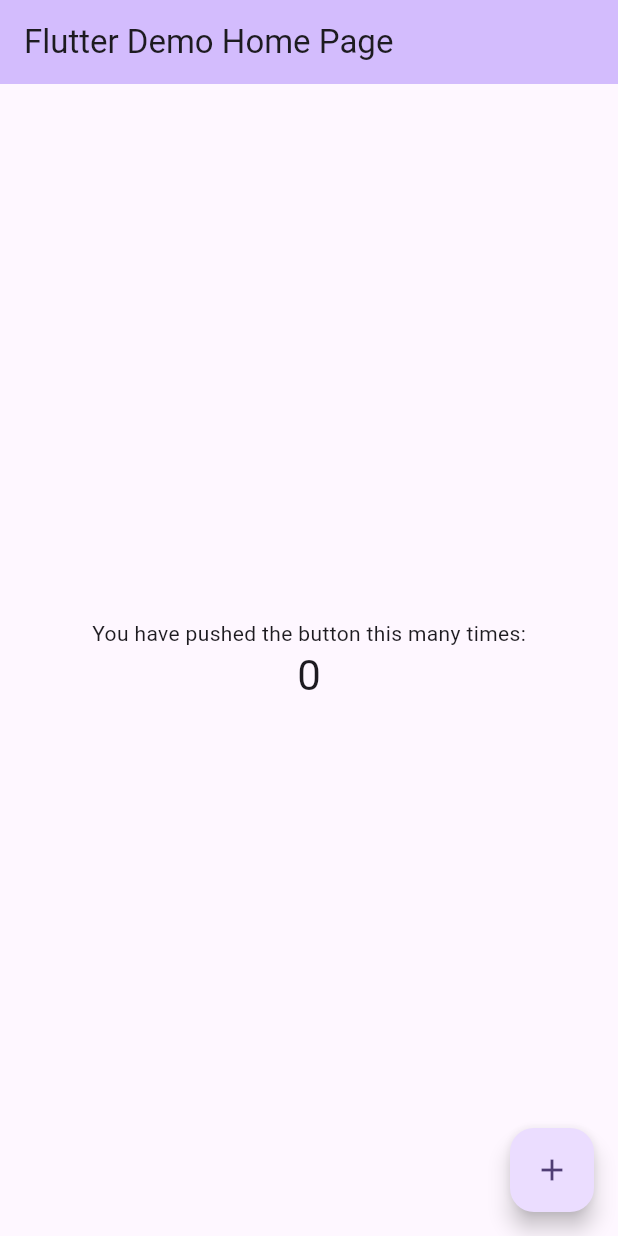
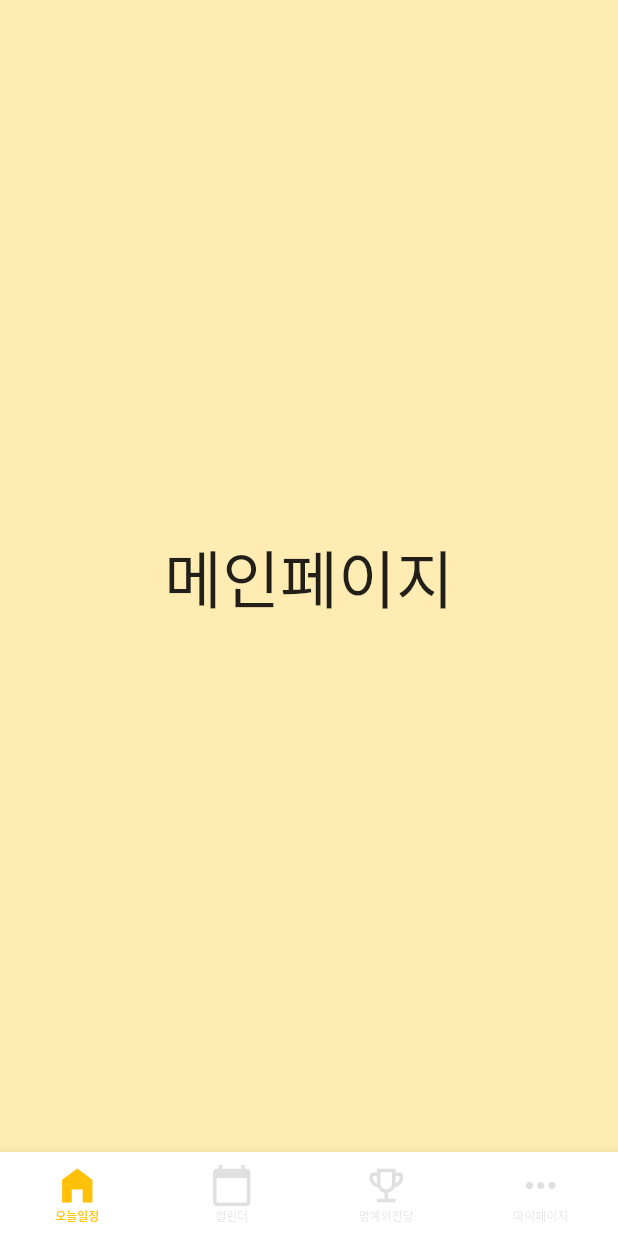
Before and after one commit to Dahagochi/Daha-gochi, a Flutter app: the screen it shows after launch, on a phone screen of 412 x 824 dp. Run offline on Flutter 3.47's test engine with Material 2 defaults, Android fonts, the light colour scheme and no system bars.

Commit message:
* pubspec.yaml에 asset 경로 추가 * main.dart에 BottomNavigationBar 및 아이템 추가 * 각 페이지 별 dart 파일과 class 생성 * 라우팅 기능 없이 onTap, setState로 이동 구현

```diff
--- /dev/null
+++ b/lib/calenderPage.dart
@@ -0,0 +1,13 @@
+import 'package:flutter/material.dart';
+
+class Calender extends StatelessWidget {
+  @override
+  Widget build(BuildContext context) {
+    return Scaffold(
+      backgroundColor: Colors.amber[100],
+      body: Center(
+        child: Text("캘린더", textScaleFactor: 3.0),
+      ),
+    );
+  }
+}
--- /dev/null
+++ b/lib/hallOfFame.dart
@@ -0,0 +1,13 @@
+import 'package:flutter/material.dart';
+
+class HallOfFame extends StatelessWidget {
+  @override
+  Widget build(BuildContext context) {
+    return Scaffold(
+      backgroundColor: Colors.amber[100],
+      body: Center(
+        child: Text("명예의 전당", textScaleFactor: 3.0),
+      ),
+    );
+  }
+}
--- a/lib/main.dart
+++ b/lib/main.dart
@@ -1,73 +1,66 @@
+import 'package:dahagochi/hallOfFame.dart';
+import 'package:dahagochi/mainPage.dart';
+import 'package:dahagochi/myPage.dart';
 import 'package:flutter/material.dart';
 
-void main() {
-  runApp(const MyApp());
+import 'calenderPage.dart';
+
+void main() => runApp(MyApp());
+
+class MyApp extends StatefulWidget {
+  @override
+  _MyAppState createState() => _MyAppState();
 }
 
-class MyApp extends StatelessWidget {
-  const MyApp({super.key});
+class _MyAppState extends State<MyApp> {
 
-  // This widget is the root of your application.
+  int _selectedIdx=0; // _는 private의 역할
+
   @override
   Widget build(BuildContext context) {
+    List<Widget> screens = [MainPage(),Calender(),HallOfFame(),MyPage()];
     return MaterialApp(
-      title: 'Flutter Demo',
-      theme: ThemeData(
-        colorScheme: ColorScheme.fromSeed(seedColor: Colors.deepPurple),
-        useMaterial3: true,
-      ),
-      home: const MyHomePage(title: 'Flutter Demo Home Page'),
+      home:Scaffold(
+        body:IndexedStack(
+          index: _selectedIdx,
+          children:screens,
+        ),
+        bottomNavigationBar: BottomNavigationBar(
+          type: BottomNavigationBarType.fixed, //눌러도 애니메이션 효과 없음
+          iconSize: 30,
+          selectedFontSize: 8,
+          unselectedFontSize: 8,
+          backgroundColor: Colors.white,
+          selectedItemColor: Colors.amber,
+          unselectedItemColor: Colors.black12,
+          showUnselectedLabels: true,
+          currentIndex: _selectedIdx,
+            onTap: (idx){ //네비게이션 바의 아이콘을 클릭했을 때
+              setState(() {
+                _selectedIdx=idx; //아이콘의 index를 받아와서 selectedIdx에 대입
+              });//그렇게되면 setState()가 state가 바뀜 전달 => 화면 다시 렌더링
+            },
+          items: const [
+            BottomNavigationBarItem(
+                icon: Icon(Icons.home_filled),
+                label: "오늘일정",
+            ),
+            BottomNavigationBarItem(
+              icon: Icon(Icons.calendar_today),
+              label: "캘린더",
+            ),
+            BottomNavigationBarItem(
+              icon: Icon(Icons.emoji_events_outlined),
+              label: "명예의전당",
+            ),
+            BottomNavigationBarItem(
+              icon: Icon(Icons.more_horiz),
+              label: "마이페이지",
+            )
+
+          ],
+        ),
+      )
     );
   }
 }
-
-class MyHomePage extends StatefulWidget {
-  const MyHomePage({super.key, required this.title});
-
-  final String title;
-
-  @override
-  State<MyHomePage> createState() => _MyHomePageState();
-}
-
-class _MyHomePageState extends State<MyHomePage> {
-  int _counter = 0;
-
-  void _incrementCounter() {
-    setState(() {
-      _counter++;
-    });
-  }
-
-  @override
-  Widget build(BuildContext context) {
-
-    return Scaffold(
-      appBar: AppBar(
-
-        backgroundColor: Theme.of(context).colorScheme.inversePrimary,
-
-        title: Text(widget.title),
-      ),
-      body: Center(
-        child: Column(
-          mainAxisAlignment: MainAxisAlignment.center,
-          children: <Widget>[
-            const Text(
-              'You have pushed the button this many times:',
-            ),
-            Text(
-              '$_counter',
-              style: Theme.of(context).textTheme.headlineMedium,
-            ),
-          ],
-        ),
-      ),
-      floatingActionButton: FloatingActionButton(
-        onPressed: _incrementCounter,
-        tooltip: 'Increment',
-        child: const Icon(Icons.add),
-      ), // This trailing comma makes auto-formatting nicer for build methods.
-    );
-  }
-}
--- /dev/null
+++ b/lib/mainPage.dart
@@ -0,0 +1,13 @@
+import 'package:flutter/material.dart';
+
+class MainPage extends StatelessWidget {
+  @override
+  Widget build(BuildContext context) {
+    return Scaffold(
+      backgroundColor: Colors.amber[100],
+      body: Center(
+        child: Text("메인페이지", textScaleFactor: 3.0),
+      ),
+    );
+  }
+}
--- /dev/null
+++ b/lib/myPage.dart
@@ -0,0 +1,13 @@
+import 'package:flutter/material.dart';
+
+class MyPage extends StatelessWidget {
+  @override
+  Widget build(BuildContext context) {
+    return Scaffold(
+      backgroundColor: Colors.amber[100],
+      body: Center(
+        child: Text("마이페이지", textScaleFactor: 3.0),
+      ),
+    );
+  }
+}
```
Also changed, not shown: pubspec.yaml (+2 -63 lines), 2 other files.
